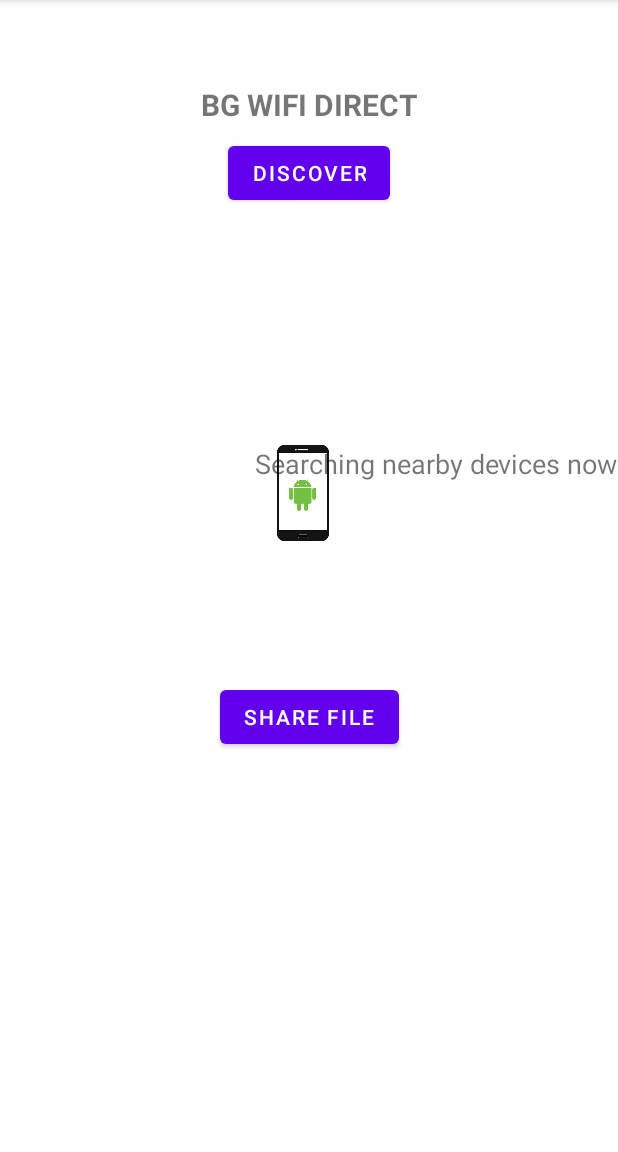
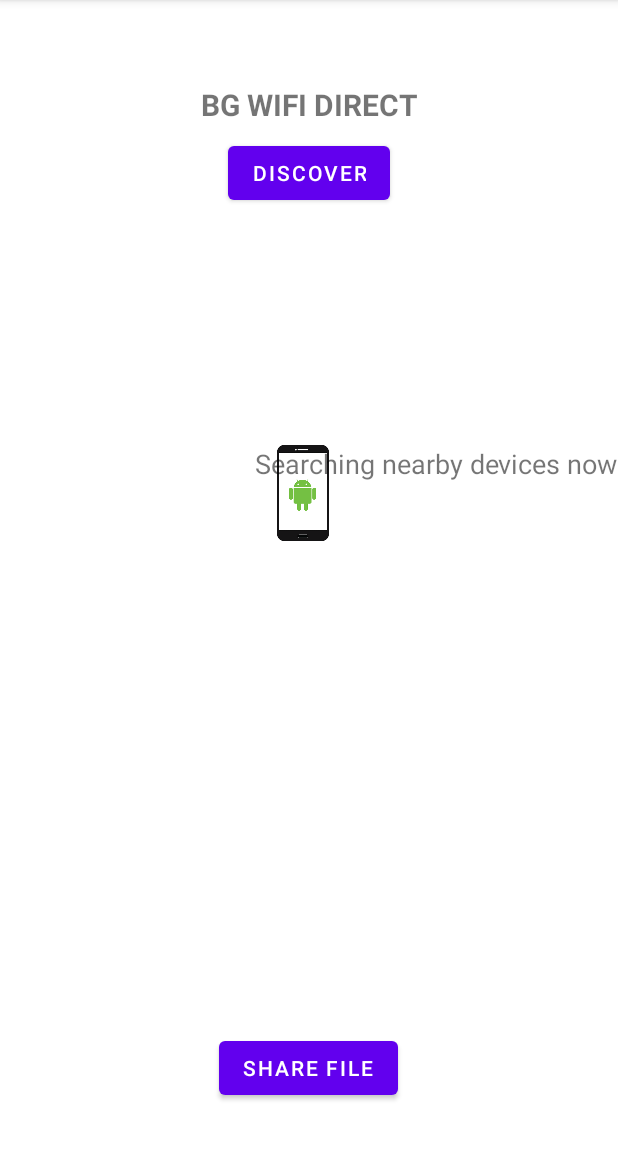
Before and after one commit to BabbanGonaDev/Wifi-p2p-Update, an Android app: the WiFiDirectActivity screen opened directly, with no data from a screen before it, after a tap on "DISCOVER", on a phone screen of 412 x 824 dp, the part 84-1236 px from its top. Run offline under Robolectric (Android 15) with nearby library versions, the phone set to English and light mode, and no system bars; libraries missing offline, so code that uses them is left out: pl.bclogic.pulsator4droid; plain views replace PulsatorLayout; 4 statements that could not run were skipped.

Commit message:
Fixed Layouts correctly

```diff
--- a/wifi_share/src/main/res/layout/activity_main.xml
+++ b/wifi_share/src/main/res/layout/activity_main.xml
@@ -62,7 +62,7 @@
     <androidx.recyclerview.widget.RecyclerView
         android:id="@+id/TestAppRecyclerView"
         android:layout_width="0dp"
-        android:layout_height="490dp"
+        android:layout_height="300dp"
         android:layout_marginTop="8dp"
         app:layout_constraintBottom_toBottomOf="parent"
         app:layout_constraintEnd_toEndOf="parent"
@@ -87,9 +87,10 @@
         android:id="@+id/btn_shareFile"
         android:layout_width="wrap_content"
         android:layout_height="wrap_content"
+        android:layout_marginBottom="32dp"
         android:text="Share File"
         app:layout_constraintBottom_toBottomOf="parent"
         app:layout_constraintEnd_toEndOf="parent"
-        app:layout_constraintStart_toStartOf="parent"
-        app:layout_constraintTop_toBottomOf="@+id/TestAppRecyclerView" />
+        app:layout_constraintHorizontal_bias="0.498"
+        app:layout_constraintStart_toStartOf="parent" />
 </androidx.constraintlayout.widget.ConstraintLayout>
```
Also changed, not shown: wifi_share/src/main/java/com/example/wifi_p2p/Adapter/WifiPeerListAdapter.java (+10 -10 lines).
